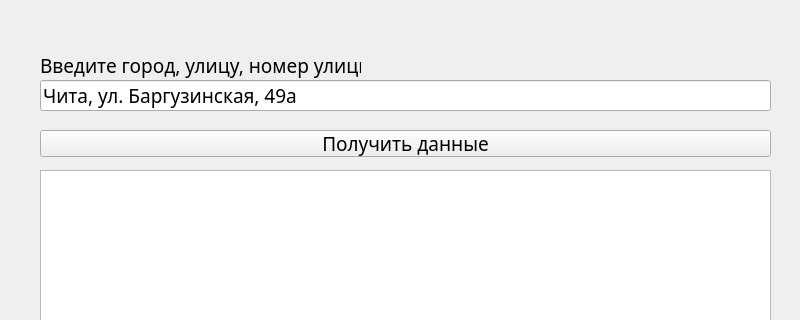
Qt form ПРОГРАММНАЯ_ИНЖЕНЕРИЯ/ПРАКТИКА/Работа_С_API/Интерфейс/ГрафическийИнтерфейс.ui (VSDragon1239/PYTHON311) before a commit; both pictures show x 0 to 800 and y 0 to 320 of the 800 by 600 pixel window.
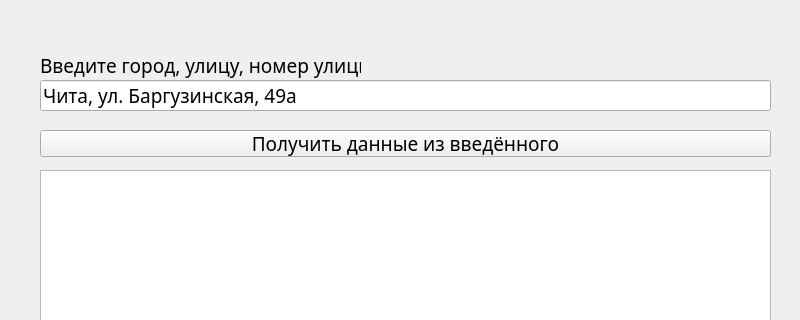
The same form after that commit.

```diff
--- a/ПРОГРАММНАЯ_ИНЖЕНЕРИЯ/ПРАКТИКА/Работа_С_API/Интерфейс/ГрафическийИнтерфейс.ui
+++ b/ПРОГРАММНАЯ_ИНЖЕНЕРИЯ/ПРАКТИКА/Работа_С_API/Интерфейс/ГрафическийИнтерфейс.ui
@@ -30,7 +30,7 @@
      </rect>
     </property>
     <property name="text">
-     <string>Получить данные</string>
+     <string>Получить данные из введённого</string>
     </property>
    </widget>
    <widget class="QLabel" name="label">
```
